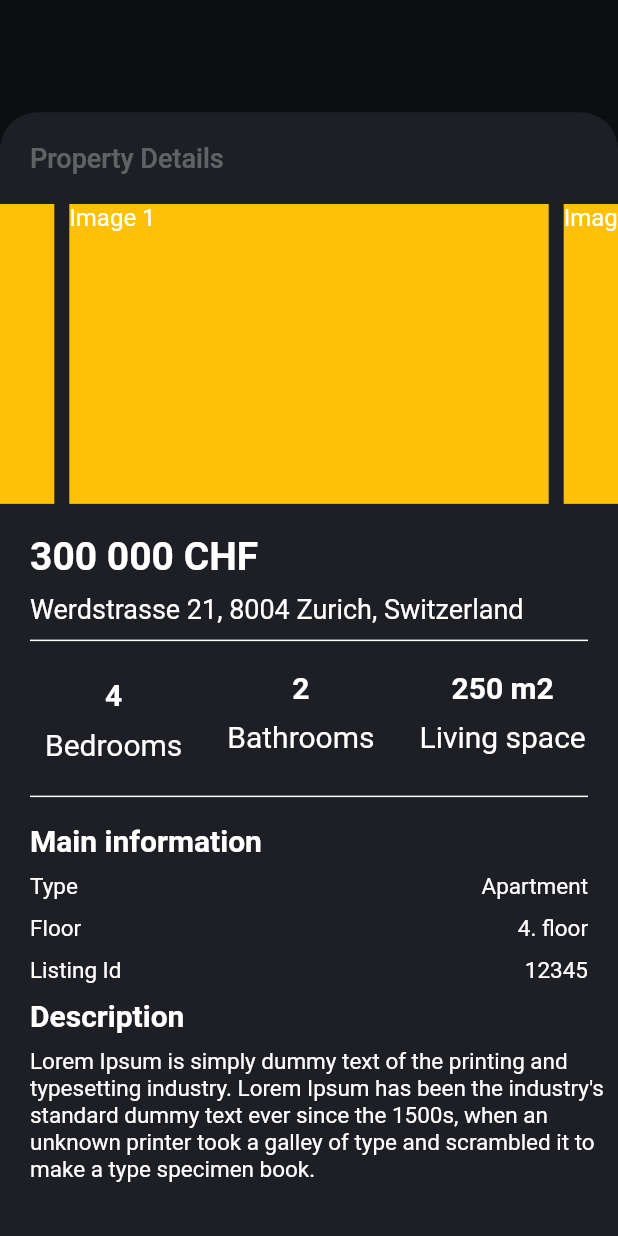
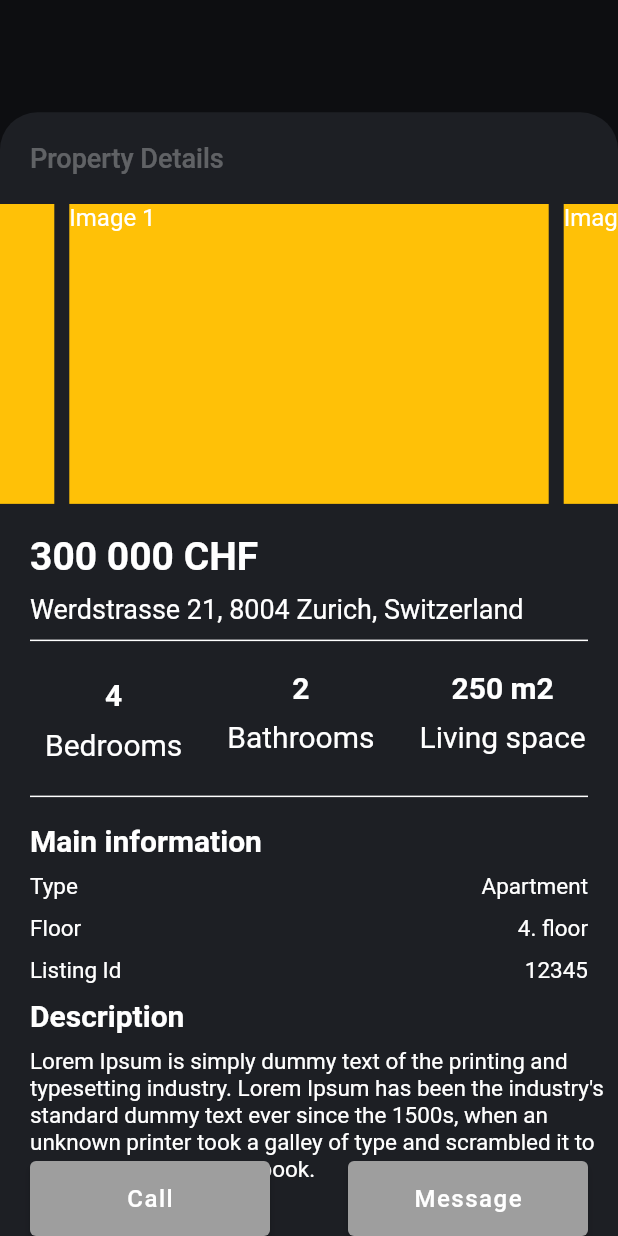
Before and after one commit to victornvg/Qvid, a Flutter app: what commentSheet() shows on an empty page, opened directly, on a phone screen of 412 x 824 dp. Run offline on Flutter 3.47's test engine with Material 2 defaults, Android fonts, the phone set to English and light mode, and no system bars; drawn by our look-alikes of carousel_slider; our stand-ins replace flutter_bloc, flutter_phoenix, google_fonts, google_mobile_ads, shared_preferences, video_player; missing offline and left inert: animation_wrappers; accounts and stored records are empty; network calls fail.

Commit message:
Add buttons

```diff
--- a/lib/BottomNavigation/Home/comment_sheet.dart
+++ b/lib/BottomNavigation/Home/comment_sheet.dart
@@ -4,6 +4,7 @@ import 'package:qvid/Components/entry_field.dart';
 import 'package:qvid/Locale/locale.dart';
 import 'package:qvid/Theme/colors.dart';
 import 'package:carousel_slider/carousel_slider.dart';
+import 'package:flutter/material.dart';
 
 class Comment {
   final String? image;
@@ -16,7 +17,18 @@ class Comment {
 
 void commentSheet(BuildContext context) async {
   var locale = AppLocalizations.of(context)!;
-
+  final VoidCallback? onPressed = () {
+    showDialog(
+      context: context,
+      builder: (context) {
+        return Dialog(
+          shape: RoundedRectangleBorder(borderRadius: BorderRadius.circular(40)),
+          elevation: 16,
+          child: Text('To be implemented!')
+        );
+      },
+    );
+  };
   await showModalBottomSheet(
       enableDrag: false,
       isScrollControlled: true,
@@ -311,6 +323,42 @@ void commentSheet(BuildContext context) async {
                   endOffset: Offset(0, 0),
                   slideCurve: Curves.linearToEaseOut,
                 ),
+                PositionedDirectional(
+                  bottom: 0,
+                  start: 20,
+                  end: 20,
+                  child: Row(
+                    mainAxisAlignment: MainAxisAlignment.spaceBetween,
+                    children: <Widget>[
+                      Column(
+                        children: [
+                          ElevatedButton(
+                            onPressed: onPressed,
+                            child: const Text('Call'),
+                            style: ElevatedButton.styleFrom(
+                              primary: Colors.grey,
+                              minimumSize: Size(160, 50),
+                              maximumSize: Size(160, 50)
+                            ),
+                          )
+                        ],
+                      ),
+                      Column(
+                        children: [
+                          ElevatedButton(
+                            onPressed: onPressed,
+                            child: const Text('Message'),
+                            style: ElevatedButton.styleFrom(
+                              primary: Colors.grey,
+                                minimumSize: Size(160, 50),
+                                maximumSize: Size(160, 50)
+                            ),
+                          )
+                        ],
+                      )
+                    ],
+                  ),
+                ),
               ],
             ),
           ));
```
